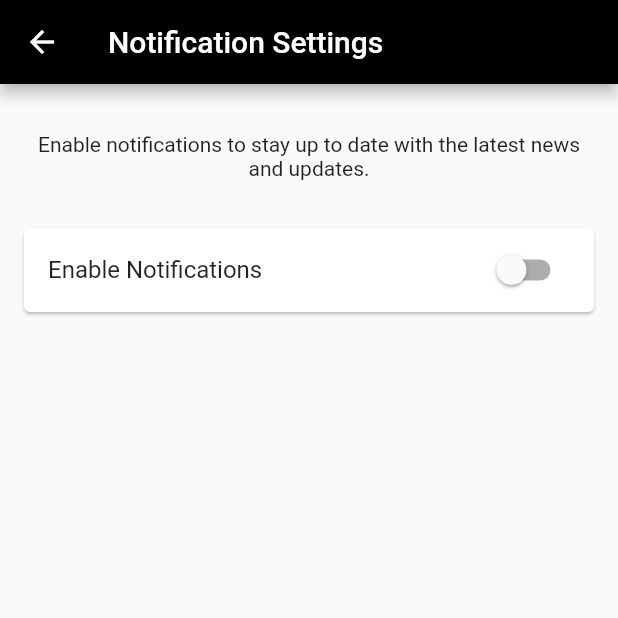
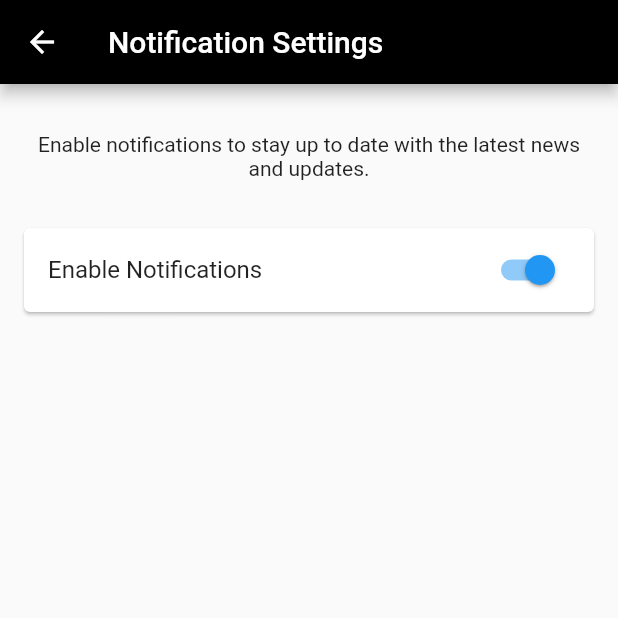
Before and after one commit to helenajullia/SwipeAway, a Flutter app: the NotificationSettingsPage screen opened directly, after a tap on "Enable Notifications", on a phone screen of 412 x 824 dp, the top half of it. Run offline on Flutter 3.47's test engine with Material 2 defaults, Android fonts, the phone set to English and light mode, and no system bars; our stand-ins replace cloud_firestore, firebase_auth, firebase_core, flutter_rating_bar, get, google_fonts; accounts and stored records are empty.

Commit message:
Resolved the issues that we had with dark mode and enable notifications buttona,also added a pop-up widget for the help&feedback page and the functionality to it

```diff
--- a/lib/home/myAccount/settings/notificationSettingsPage.dart
+++ b/lib/home/myAccount/settings/notificationSettingsPage.dart
@@ -1,9 +1,9 @@
 import 'package:flutter/material.dart';
 import 'package:get/get.dart';
 import 'package:google_fonts/google_fonts.dart';
+import 'notificationController.dart';
 
 class NotificationSettingsPage extends StatelessWidget {
-  // This would be your controller where the notification logic is handled
   final NotificationController notificationController = Get.find();
 
   @override
@@ -14,9 +14,9 @@ class NotificationSettingsPage extends StatelessWidget {
         backgroundColor: Colors.black,
       ),
       body: Padding(
-        padding: const EdgeInsets.only(top: 16.0), // Add padding at the top
+        padding: const EdgeInsets.only(top: 16.0),
         child: Column(
-          mainAxisAlignment: MainAxisAlignment.start, // Aligns to the top
+          mainAxisAlignment: MainAxisAlignment.start,
           children: <Widget>[
             Padding(
               padding: const EdgeInsets.all(16.0),
@@ -27,28 +27,18 @@ class NotificationSettingsPage extends StatelessWidget {
               ),
             ),
             Card(
-              margin: EdgeInsets.all(16), // Add some margin around the card
-              child: SwitchListTile(
+              margin: EdgeInsets.all(16),
+              child: Obx(() => SwitchListTile(
                 title: Text('Enable Notifications', style: GoogleFonts.roboto()),
                 value: notificationController.areNotificationsEnabled.value,
                 onChanged: (bool value) {
                   notificationController.toggleNotifications(value);
                 },
-              ),
+              )),
             ),
-            // ... other items can be added here
           ],
         ),
       ),
     );
   }
 }
-
-class NotificationController extends GetxController {
-  var areNotificationsEnabled = false.obs;
-
-  void toggleNotifications(bool value) {
-    areNotificationsEnabled.value = value;
-    // Here you would have the logic to actually enable/disable notifications
-  }
-}
--- a/lib/main.dart
+++ b/lib/main.dart
@@ -3,6 +3,7 @@ import 'package:get/get.dart';
 import 'package:firebase_core/firebase_core.dart';
 import 'package:swipe_away/authentication/choosing_authOption.dart';
 import 'authentication/login.dart';
+import 'home/myAccount/settings/notificationController.dart';
 import 'home/myAccount/settings/notificationSettingsPage.dart';
 //import 'home/myAccount/settings/notificationSettingsPage.dart';
 import 'home/myAccount/settings/themePage.dart';
```
Also changed, not shown: lib/home/myAccount/helpFeedbackPage.dart (+80 -8 lines), lib/home/search_page.dart (+7 -2 lines).
